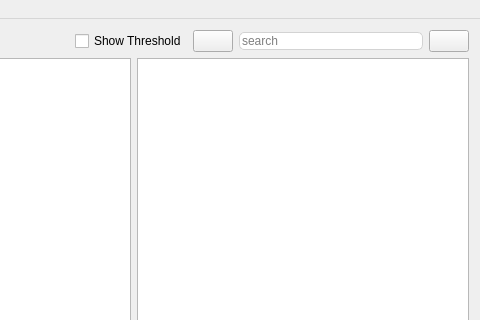
This is mainwindow.ui in SverrirValgeirsson/Todour as Qt 5 draws it before an edit; both pictures show x 213 to 693 and y 0 to 320 of the 693 by 420 pixel window. The edited form follows.
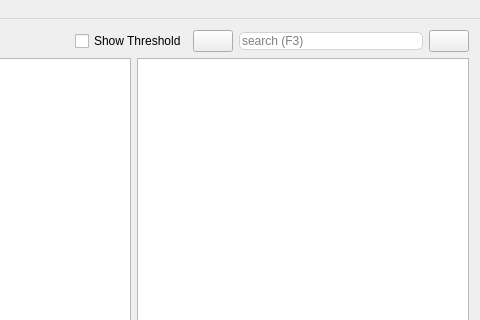
This is the edited form. Icons and pictures are not drawn.

Commit message: layout improve (bis?)

```diff
--- a/mainwindow.ui
+++ b/mainwindow.ui
@@ -103,7 +103,7 @@
 </string>
         </property>
         <property name="placeholderText">
-         <string>search</string>
+         <string>search (F3)</string>
         </property>
         <property name="clearButtonEnabled">
          <bool>true</bool>
```
The commit also changes 4 other files.
